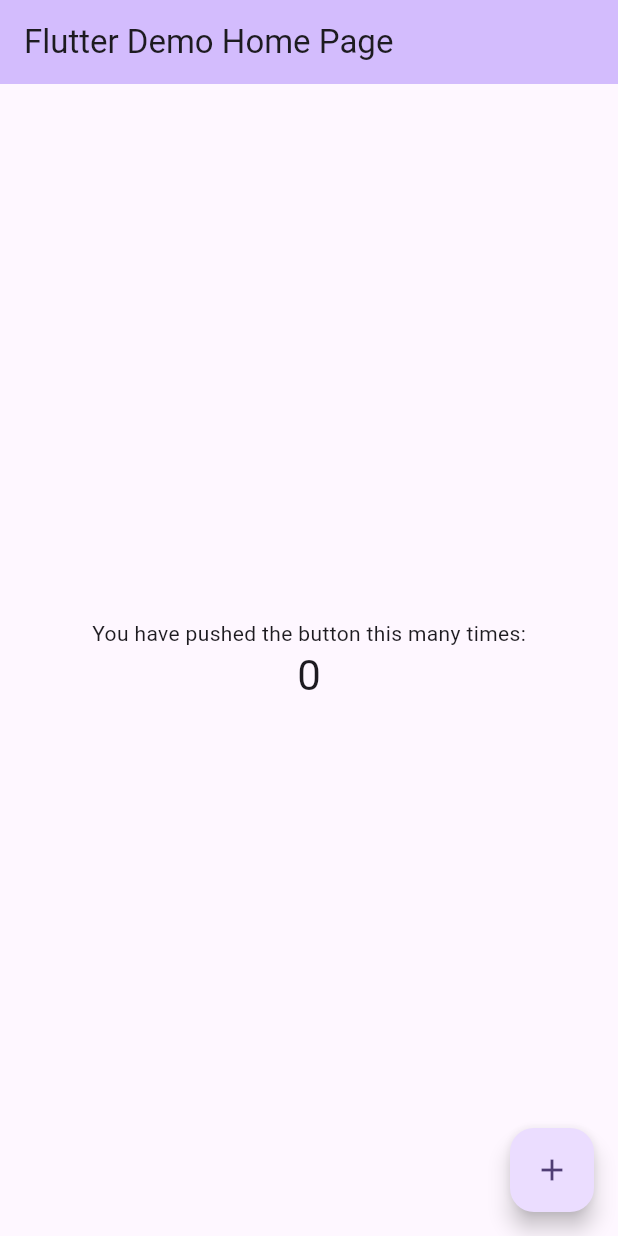
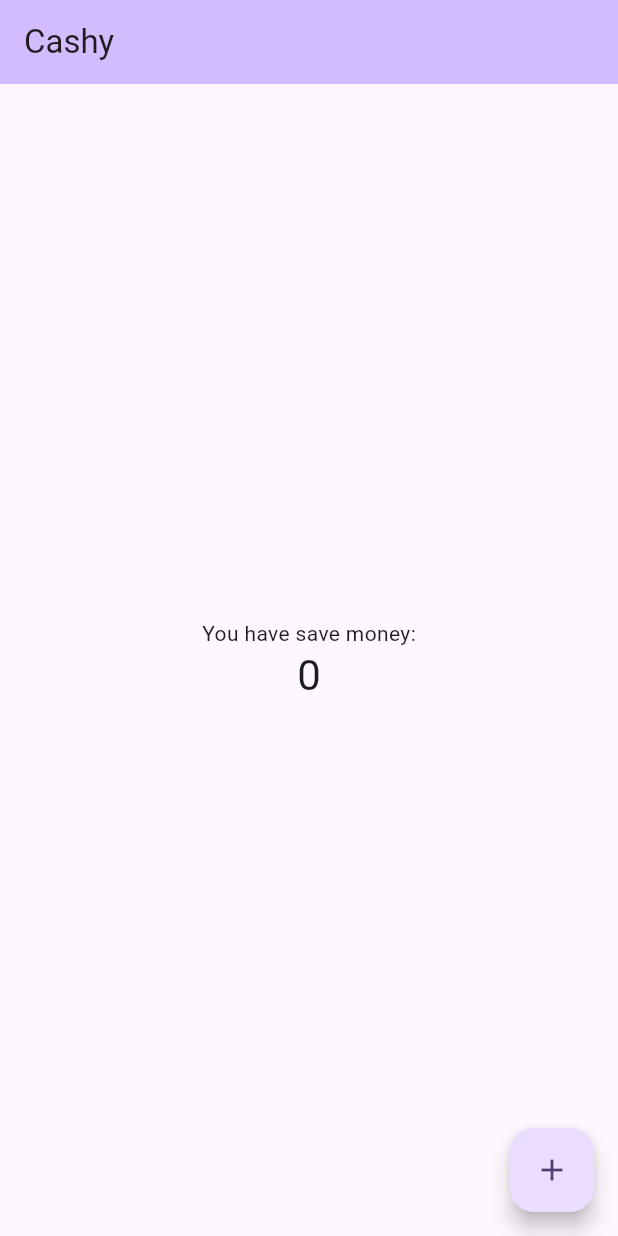
Before and after one commit to FadrialR/my_flutter_learning_progress, a Flutter app: the screen it shows after launch, on a phone screen of 412 x 824 dp. Run offline on Flutter 3.47's test engine with Material 3 defaults, Android fonts, the phone set to English and light mode, and no system bars.

Commit message:
Run Project

```diff
--- a/lib/main.dart
+++ b/lib/main.dart
@@ -11,7 +11,7 @@ class MyApp extends StatelessWidget {
   @override
   Widget build(BuildContext context) {
     return MaterialApp(
-      title: 'Flutter Demo',
+      title: 'Cashy',
       theme: ThemeData(
         // This is the theme of your application.
         //
@@ -31,7 +31,7 @@ class MyApp extends StatelessWidget {
         colorScheme: ColorScheme.fromSeed(seedColor: Colors.deepPurple),
         useMaterial3: true,
       ),
-      home: const MyHomePage(title: 'Flutter Demo Home Page'),
+      home: const MyHomePage(title: 'Cashy'),
     );
   }
 }
@@ -106,7 +106,7 @@ class _MyHomePageState extends State<MyHomePage> {
           mainAxisAlignment: MainAxisAlignment.center,
           children: <Widget>[
             const Text(
-              'You have pushed the button this many times:',
+              'You have save money:',
             ),
             Text(
               '$_counter',
```
